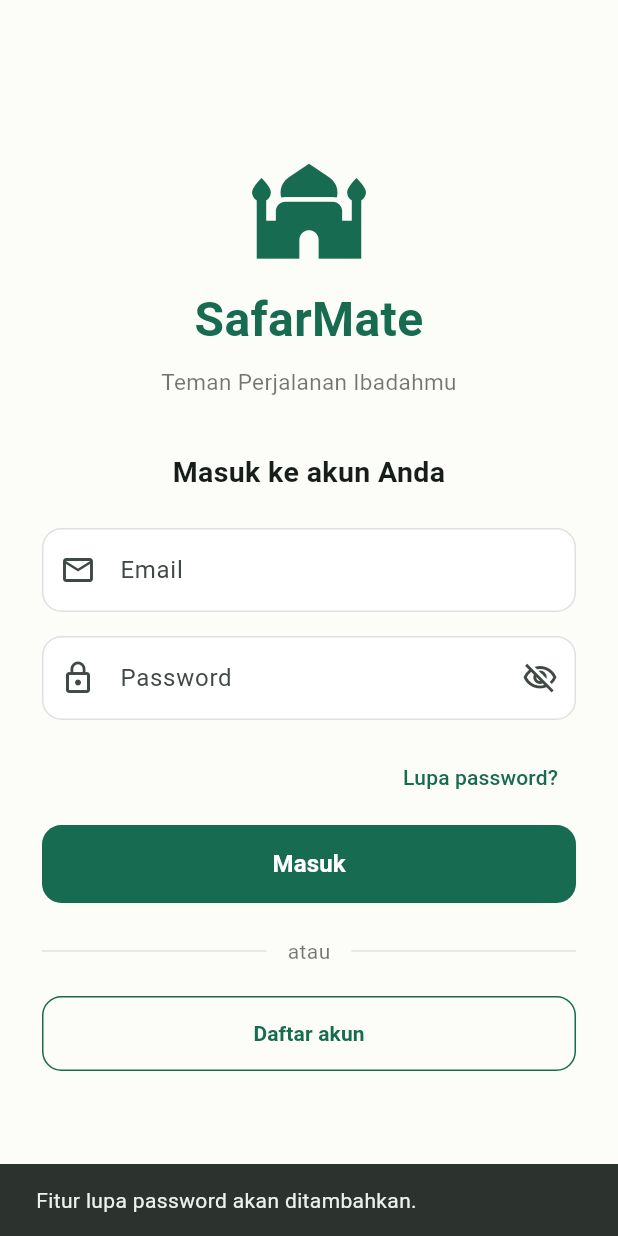
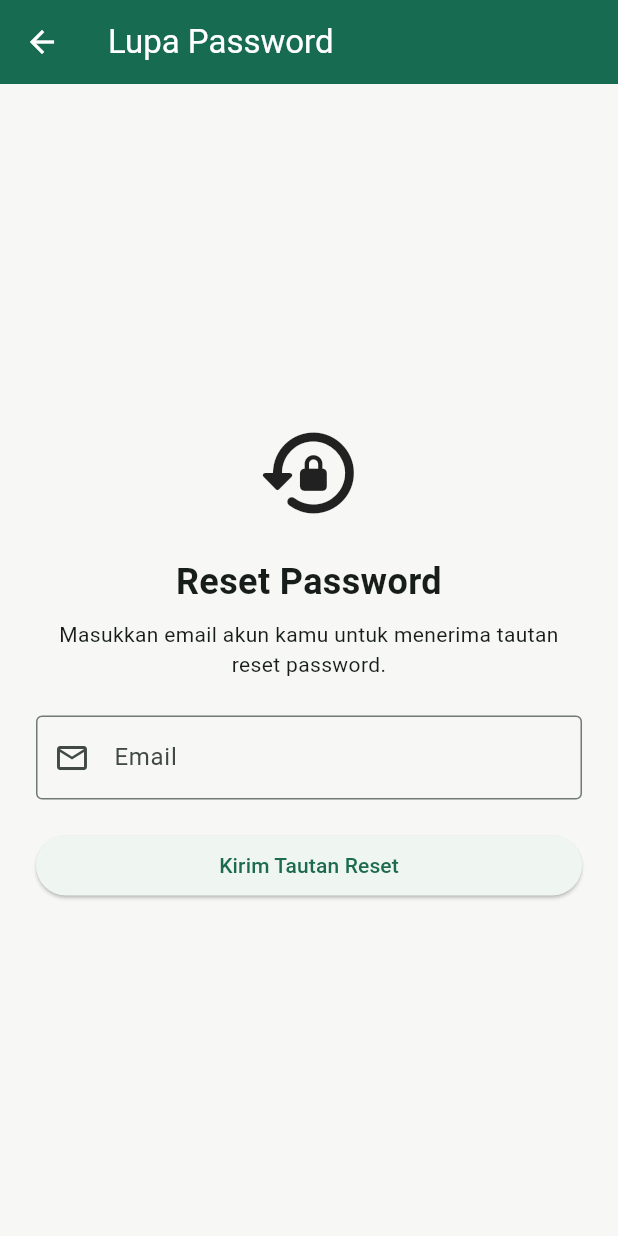
Before and after one commit to rahzaame/Projek_Akhir_PAM, a Flutter app: the screen it shows after launch, after a tap on "Lupa password?", on a phone screen of 412 x 824 dp. Run offline on Flutter 3.47's test engine with Material 3 defaults, Android fonts, the light colour scheme and no system bars; our stand-ins replace file_picker, flutter_local_notifications, image_picker, local_auth, sensors_plus, shared_preferences and 2 more; accounts and stored records are empty.

```diff
--- a/lib/main.dart
+++ b/lib/main.dart
@@ -5,8 +5,14 @@ import 'package:supabase_flutter/supabase_flutter.dart';
 import 'services/biometric_service.dart';
 import 'services/biometric_preferences.dart';
 import 'supabase_config.dart';
+import 'pages/reset_password_page.dart';
 import 'pages/login_page.dart';
 import 'pages/dashboard_page.dart';
+
+// Navigator global untuk membuka halaman reset password
+// dari event autentikasi Supabase.
+final GlobalKey<NavigatorState> appNavigatorKey =
+    GlobalKey<NavigatorState>();
 
 Future<void> main() async {
   WidgetsFlutterBinding.ensureInitialized();
@@ -14,6 +20,30 @@ Future<void> main() async {
   await Supabase.initialize(
     url: SupabaseConfig.projectUrl,
     publishableKey: SupabaseConfig.publishableKey,
+  );
+
+  // Dengarkan event pemulihan password dari Supabase.
+  Supabase.instance.client.auth.onAuthStateChange.listen(
+    (authState) {
+      if (authState.event == AuthChangeEvent.passwordRecovery) {
+        WidgetsBinding.instance.addPostFrameCallback((_) {
+          final navigator = appNavigatorKey.currentState;
+
+          if (navigator == null) {
+            debugPrint(
+              'Navigator belum siap untuk halaman reset password.',
+            );
+            return;
+          }
+
+          navigator.push(
+            MaterialPageRoute(
+              builder: (_) => const ResetPasswordPage(),
+            ),
+          );
+        });
+      }
+    },
   );
 
   runApp(const SafarMateApp());
@@ -25,6 +55,7 @@ class SafarMateApp extends StatelessWidget {
   @override
   Widget build(BuildContext context) {
     return MaterialApp(
+      navigatorKey: appNavigatorKey,
       debugShowCheckedModeBanner: false,
       title: 'SafarMate',
       theme: ThemeData(
@@ -57,7 +88,8 @@ class _AuthGateState extends State<AuthGate>
   bool _needsAuthentication = false;
 
   final BiometricService _biometric = BiometricService();
-  final BiometricPreferences _preferences = BiometricPreferences();
+  final BiometricPreferences _preferences =
+      BiometricPreferences();
 
   @override
   void initState() {
@@ -74,7 +106,9 @@ class _AuthGateState extends State<AuthGate>
   }
 
   @override
-  void didChangeAppLifecycleState(AppLifecycleState state) {
+  void didChangeAppLifecycleState(
+    AppLifecycleState state,
+  ) {
     if (state == AppLifecycleState.inactive ||
         state == AppLifecycleState.paused ||
         state == AppLifecycleState.hidden) {
@@ -116,7 +150,7 @@ class _AuthGateState extends State<AuthGate>
       // Periksa apakah fitur biometrik diaktifkan.
       final enabled = await _preferences.isEnabled();
 
-      // Jika nonaktif, cukup gunakan sesi login Supabase.
+      // Jika nonaktif, gunakan sesi login Supabase.
       if (!enabled) {
         if (!mounted) return;
 
@@ -139,7 +173,9 @@ class _AuthGateState extends State<AuthGate>
         _needsAuthentication = !authenticated;
       });
     } catch (e) {
-      debugPrint('Gagal memeriksa akses biometrik: $e');
+      debugPrint(
+        'Gagal memeriksa akses biometrik: $e',
+      );
 
       if (!mounted) return;
 
@@ -153,7 +189,8 @@ class _AuthGateState extends State<AuthGate>
 
   @override
   Widget build(BuildContext context) {
-    final session = Supabase.instance.client.auth.currentSession;
+    final session =
+        Supabase.instance.client.auth.currentSession;
 
     // Tidak ada sesi login: tampilkan halaman login.
     if (session == null) {
@@ -174,7 +211,8 @@ class _AuthGateState extends State<AuthGate>
       return const DashboardPage();
     }
 
-    // Verifikasi gagal atau dibatalkan: dashboard tetap terkunci.
+    // Verifikasi gagal atau dibatalkan:
+    // dashboard tetap terkunci.
     return Scaffold(
       body: Center(
         child: Padding(
@@ -193,7 +231,8 @@ class _AuthGateState extends State<AuthGate>
               ),
               const SizedBox(height: 16),
               FilledButton(
-                onPressed: _checking ? null : _checkAccess,
+                onPressed:
+                    _checking ? null : _checkAccess,
                 child: const Text('Coba Lagi'),
               ),
             ],
--- a/lib/pages/dashboard_page.dart
+++ b/lib/pages/dashboard_page.dart
@@ -2,8 +2,6 @@ import 'package:flutter/material.dart';
 import 'package:supabase_flutter/supabase_flutter.dart';
 
 import '../services/biometric_preferences.dart';
-import 'admin_voucher_page.dart';
-import 'riwayat_blockchain_page.dart';
 import 'admin_voucher_page.dart';
 import 'riwayat_blockchain_page.dart';
 import 'profile_page.dart';
--- /dev/null
+++ b/lib/pages/forgot_password_page.dart
@@ -0,0 +1,131 @@
+import 'package:flutter/material.dart';
+import 'package:supabase_flutter/supabase_flutter.dart';
+
+class ForgotPasswordPage extends StatefulWidget {
+  const ForgotPasswordPage({super.key});
+
+  @override
+  State<ForgotPasswordPage> createState() => _ForgotPasswordPageState();
+}
+
+class _ForgotPasswordPageState extends State<ForgotPasswordPage> {
+  final _emailController = TextEditingController();
+  final _formKey = GlobalKey<FormState>();
+
+  bool _isLoading = false;
+
+  Future<void> _sendResetEmail() async {
+    if (!_formKey.currentState!.validate()) return;
+
+    setState(() => _isLoading = true);
+
+    try {
+      await Supabase.instance.client.auth.resetPasswordForEmail(
+        _emailController.text.trim(),
+        redirectTo: 'safarmate://reset-password',
+      );
+
+      if (!mounted) return;
+
+      ScaffoldMessenger.of(context).showSnackBar(
+        const SnackBar(
+          content: Text(
+            'Jika email terdaftar, tautan reset akan dikirim. Periksa kotak masuk atau folder spam.',
+          ),
+        ),
+      );
+    } on AuthException catch (e) {
+      if (!mounted) return;
+
+      ScaffoldMessenger.of(context)
+          .showSnackBar(SnackBar(content: Text(e.message)));
+    } catch (e) {
+      if (!mounted) return;
+
+      ScaffoldMessenger.of(context).showSnackBar(
+        const SnackBar(content: Text('Terjadi kesalahan. Silakan coba lagi.')),
+      );
+    } finally {
+      if (mounted) {
+        setState(() => _isLoading = false);
+      }
+    }
+  }
+
+  @override
+  void dispose() {
+    _emailController.dispose();
+    super.dispose();
+  }
+
+  @override
+  Widget build(BuildContext context) {
+    return Scaffold(
+      appBar: AppBar(title: const Text('Lupa Password')),
+      body: SafeArea(
+        child: Center(
+          child: SingleChildScrollView(
+            padding: const EdgeInsets.all(24),
+            child: Form(
+              key: _formKey,
+              child: Column(
+                crossAxisAlignment: CrossAxisAlignment.stretch,
+                children: [
+                  const Icon(Icons.lock_reset_rounded, size: 72),
+                  const SizedBox(height: 20),
+                  const Text(
+                    'Reset Password',
+                    textAlign: TextAlign.center,
+                    style: TextStyle(fontSize: 24, fontWeight: FontWeight.bold),
+                  ),
+                  const SizedBox(height: 8),
+                  const Text(
+                    'Masukkan email akun kamu untuk menerima tautan reset password.',
+                    textAlign: TextAlign.center,
+                  ),
+                  const SizedBox(height: 24),
+                  TextFormField(
+                    controller: _emailController,
+                    keyboardType: TextInputType.emailAddress,
+                    autocorrect: false,
+                    decoration: const InputDecoration(
+                      labelText: 'Email',
+                      hintText: 'nama@email.com',
+                      prefixIcon: Icon(Icons.email_outlined),
+                      border: OutlineInputBorder(),
+                    ),
+                    validator: (value) {
+                      final email = value?.trim() ?? '';
+
+                      if (email.isEmpty) {
+                        return 'Email wajib diisi';
+                      }
+
+                      if (!RegExp(r'^[^@\s]+@[^@\s]+\.[^@\s]+$')
+                          .hasMatch(email)) {
+                        return 'Masukkan alamat email yang valid';
+                      }
+
+                      return null;
+                    },
+                  ),
+                  const SizedBox(height: 20),
+                  ElevatedButton(
+                    onPressed: _isLoading ? null : _sendResetEmail,
+                    child: _isLoading
+                        ? const SizedBox(
+                            height: 22,
+                            width: 22,
+                            child: CircularProgressIndicator(strokeWidth: 2),
+                          )
+                        : const Text('Kirim Tautan Reset'),
+                  ),
+                ],
+              ),
+            ),
+          ),
+        ),
+      ),
+    );
+  }
+}
--- a/lib/pages/login_page.dart
+++ b/lib/pages/login_page.dart
@@ -2,6 +2,7 @@ import 'package:flutter/material.dart';
 import 'package:supabase_flutter/supabase_flutter.dart';
 
 import '../services/supabase_service.dart';
+import 'forgot_password_page.dart';
 import 'dashboard_page.dart';
 import 'register_page.dart';
 
@@ -197,11 +198,10 @@ class _LoginPageState extends State<LoginPage> {
                     alignment: Alignment.centerRight,
                     child: TextButton(
                       onPressed: () {
-                        ScaffoldMessenger.of(context).showSnackBar(
-                          const SnackBar(
-                            content: Text(
-                              'Fitur lupa password akan ditambahkan.',
-                            ),
+                        Navigator.push(
+                          context,
+                          MaterialPageRoute(
+                            builder: (context) => const ForgotPasswordPage(),
                           ),
                         );
                       },
@@ -244,7 +244,6 @@ class _LoginPageState extends State<LoginPage> {
                   ),
                   const SizedBox(height: 22),
 
-
                   Row(
                     children: [
                       Expanded(child: Divider(color: Colors.grey.shade300)),
@@ -276,28 +275,6 @@ class _LoginPageState extends State<LoginPage> {
                     ),
                   ),
                   const SizedBox(height: 16),
-
-                  // Container(
-                  //   padding: const EdgeInsets.all(16),
-                  //   decoration: BoxDecoration(
-                  //     color: _lightGreen,
-                  //     borderRadius: BorderRadius.circular(13),
-                  //   ),
-                  //   child: const Row(
-                  //     mainAxisAlignment: MainAxisAlignment.center,
-                  //     children: [
-                  //       Icon(Icons.explore_outlined, color: _green),
-                  //       SizedBox(width: 10),
-                  //       Flexible(
-                  //         child: Text(
-                  //           'Temani perjalanan ibadahmu bersama SafarMate.',
-                  //           textAlign: TextAlign.center,
-                  //           style: TextStyle(color: _green),
-                  //         ),
-                  //       ),
-                  //     ],
-                  //   ),
-                  // ),
                 ],
               ),
             ),
```
Also changed, not shown: lib/pages/reset_password_page.dart (added, +204 -0 lines), 1 other file.
